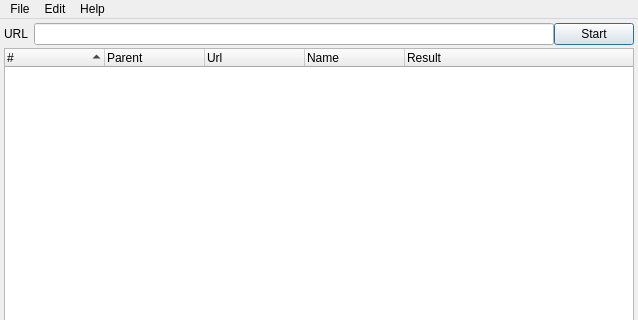
First picture: the form in linkcheck/gui/ui/main.ui, repository wummel/linkchecker, before the edit; both pictures show x 0 to 638 and y 0 to 320 of the 638 by 533 pixel window.
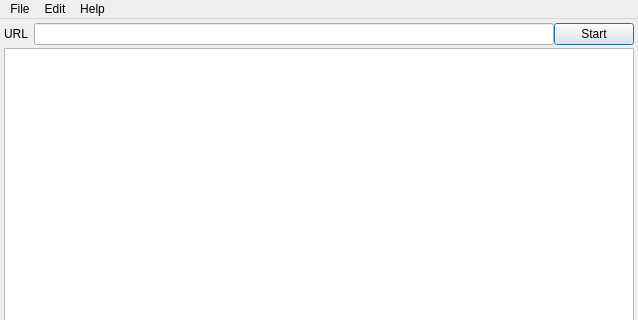
Second picture: the form after the edit. Icons and pictures are not drawn.

Commit message: Use TreeView and a custom model to display data.

What changed in the file:
```diff
--- a/linkcheck/gui/ui/main.ui
+++ b/linkcheck/gui/ui/main.ui
@@ -82,10 +82,7 @@
      </layout>
     </item>
     <item row="1" column="0" colspan="2">
-     <widget class="QTreeWidget" name="treeWidget">
-      <property name="contextMenuPolicy">
-       <enum>Qt::CustomContextMenu</enum>
-      </property>
+     <widget class="QTreeView" name="treeView">
       <property name="editTriggers">
        <set>QAbstractItemView::NoEditTriggers</set>
       </property>
@@ -107,31 +104,6 @@
       <property name="expandsOnDoubleClick">
        <bool>false</bool>
       </property>
-      <column>
-       <property name="text">
-        <string>#</string>
-       </property>
-      </column>
-      <column>
-       <property name="text">
-        <string>Parent</string>
-       </property>
-      </column>
-      <column>
-       <property name="text">
-        <string>Url</string>
-       </property>
-      </column>
-      <column>
-       <property name="text">
-        <string>Name</string>
-       </property>
-      </column>
-      <column>
-       <property name="text">
-        <string>Result</string>
-       </property>
-      </column>
      </widget>
     </item>
    </layout>
```
The commit also changes 3 other files.
